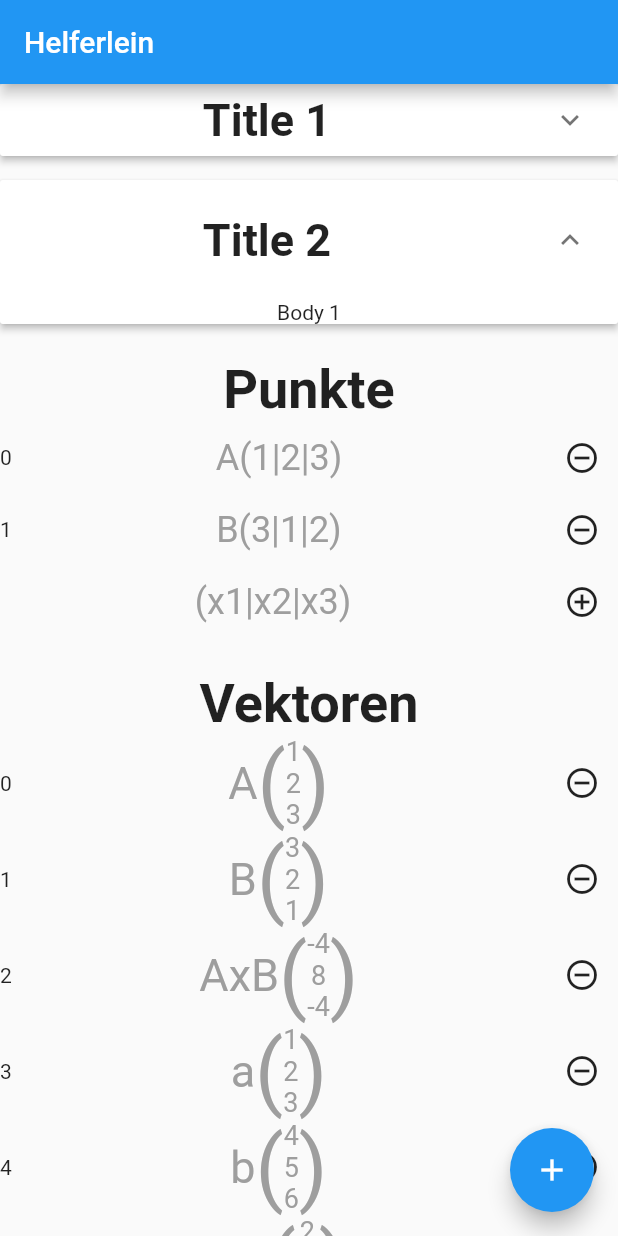
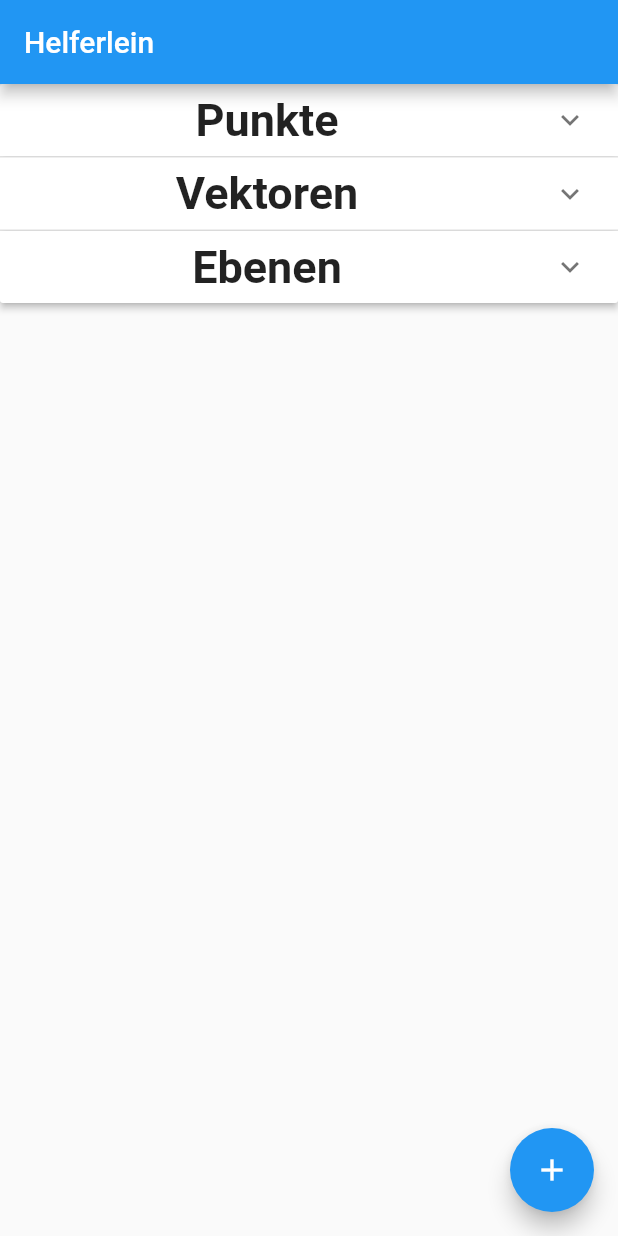
Before and after one commit to ts12345/helferlein, a Flutter app: the screen it shows after launch, on a phone screen of 412 x 824 dp. Run offline on Flutter 3.47's test engine with Material 2 defaults, Android fonts, the phone set to English and light mode, and no system bars.

Commit message:
#012 Homepage angepasst

```diff
--- a/lib/ui/HomePage.dart
+++ b/lib/ui/HomePage.dart
@@ -20,25 +20,23 @@ class HomePage extends StatelessWidget {
                 child: new ExpansionList(
                   [
                     new ListItem(
-                        title: "Title 1",
-                        subtitle: "Subtitle 1",
-                        bodyBuilder: (context) => new Text("Body 1")),
+                        title: "Punkte",
+                        subtitle: "",
+                        bodyBuilder: (context) => PointListWidget()),
                     new ListItem(
-                        title: "Title 2",
-                        subtitle: "Subtitle 2",
-                        bodyBuilder: (context) => new Text("Body 1"),
-                        isExpandedInitially: true)
+                        title: "Vektoren",
+                        subtitle: "",
+                        bodyBuilder: (context) => VectorListWidget()),
+                    new ListItem(
+                        title: "Ebenen",
+                        subtitle: "",
+                        bodyBuilder: (context) => PlaneListWidget())
                   ],
                 ),
               ),
             ),
           ),
-          spaceLine(20.0),
-          PointListWidget(),
-          spaceLine(20.0),
-          VectorListWidget(),
-          spaceLine(20.0),
-          PlaneListWidget(),
+
           spaceLine(60.0),
         ],
       ),
```
